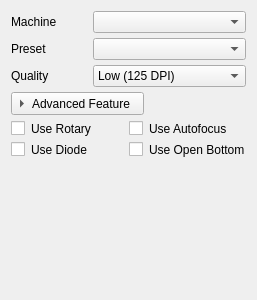
Qt form src/widgets/panels/doc-panel.ui (flux3dp/swiftray) before a commit.
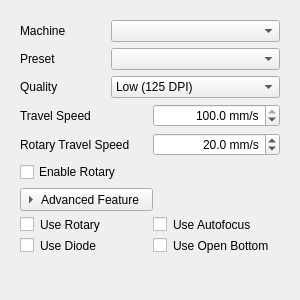
The same form after that commit. Custom widgets are drawn as their Qt base class.

Commit message: Feature/add rotary function (#351)

```diff
--- a/src/widgets/panels/doc-panel.ui
+++ b/src/widgets/panels/doc-panel.ui
@@ -6,14 +6,26 @@
    <rect>
     <x>0</x>
     <y>0</y>
-    <width>257</width>
+    <width>300</width>
     <height>300</height>
    </rect>
   </property>
+  <property name="sizePolicy">
+   <sizepolicy hsizetype="Preferred" vsizetype="Preferred">
+    <horstretch>0</horstretch>
+    <verstretch>0</verstretch>
+   </sizepolicy>
+  </property>
+  <property name="minimumSize">
+   <size>
+    <width>300</width>
+    <height>0</height>
+   </size>
+  </property>
   <property name="maximumSize">
    <size>
     <width>16777215</width>
-    <height>300</height>
+    <height>16777215</height>
    </size>
   </property>
   <property name="windowTitle">
@@ -21,29 +33,29 @@
   </property>
   <layout class="QVBoxLayout" name="verticalLayout_3">
    <item>
-    <widget class="QFrame" name="frame">
+    <widget class="QScrollArea" name="scrollArea">
+     <property name="sizePolicy">
+      <sizepolicy hsizetype="Preferred" vsizetype="Preferred">
+       <horstretch>0</horstretch>
+       <verstretch>0</verstretch>
+      </sizepolicy>
+     </property>
      <property name="frameShape">
       <enum>QFrame::NoFrame</enum>
      </property>
-     <property name="frameShadow">
-      <enum>QFrame::Raised</enum>
+     <property name="widgetResizable">
+      <bool>true</bool>
      </property>
-     <layout class="QVBoxLayout" name="verticalLayout_4">
-      <property name="spacing">
-       <number>5</number>
+     <widget class="QWidget" name="scrollAreaWidgetContents">
+      <property name="geometry">
+       <rect>
+        <x>0</x>
+        <y>0</y>
+        <width>261</width>
+        <height>345</height>
+       </rect>
       </property>
-      <property name="leftMargin">
-       <number>0</number>
-      </property>
-      <property name="topMargin">
-       <number>0</number>
-      </property>
-      <property name="rightMargin">
-       <number>0</number>
-      </property>
-      <property name="bottomMargin">
-       <number>0</number>
-      </property>
+      <layout class="QVBoxLayout" name="verticalLayout_5">
       <item>
        <layout class="QHBoxLayout" name="horizontalLayout">
         <item>
@@ -151,6 +163,73 @@
         </item>
        </layout>
       </item>
+       <item>
+        <layout class="QHBoxLayout" name="horizontalLayout_6">
+         <item>
+          <widget class="QLabel" name="label_4">
+           <property name="text">
+            <string>Travel Speed</string>
+           </property>
+          </widget>
+         </item>
+         <item>
+          <widget class="QDoubleSpinBox" name="speedSpinBox">
+           <property name="alignment">
+            <set>Qt::AlignRight|Qt::AlignTrailing|Qt::AlignVCenter</set>
+           </property>
+           <property name="suffix">
+            <string> mm/s</string>
+           </property>
+           <property name="decimals">
+            <number>1</number>
+           </property>
+           <property name="singleStep">
+            <double>0.100000000000000</double>
+           </property>
+           <property name="value">
+            <double>100.000000000000000</double>
+           </property>
+          </widget>
+         </item>
+        </layout>
+       </item>
+       <item>
+        <layout class="QHBoxLayout" name="horizontalLayout_7">
+         <item>
+          <widget class="QLabel" name="label_5">
+           <property name="text">
+            <string>Rotary Travel Speed</string>
+           </property>
+          </widget>
+         </item>
+         <item>
+          <widget class="QDoubleSpinBox" name="rotarySpinBox">
+           <property name="alignment">
+            <set>Qt::AlignRight|Qt::AlignTrailing|Qt::AlignVCenter</set>
+           </property>
+           <property name="suffix">
+            <string> mm/s</string>
+           </property>
+           <property name="decimals">
+            <number>1</number>
+           </property>
+           <property name="singleStep">
+            <double>0.100000000000000</double>
+           </property>
+           <property name="value">
+            <double>20.000000000000000</double>
+           </property>
+          </widget>
+         </item>
+        </layout>
+       </item>
+       <item>
+        <widget class="QCheckBox" name="rotaryCheckBox">
+         <property name="text">
+          <string>Enable Rotary</string>
+         </property>
+        </widget>
+       </item>
       <item>
        <layout class="QHBoxLayout" name="horizontalLayout_4">
         <item>
@@ -184,9 +263,6 @@
         </item>
        </layout>
       </item>
-     </layout>
-    </widget>
-   </item>
    <item>
     <widget class="QFrame" name="fluxFeatures">
      <property name="styleSheet">
@@ -262,6 +338,10 @@
       </size>
      </property>
     </spacer>
+       </item>
+      </layout>
+     </widget>
+    </widget>
    </item>
   </layout>
  </widget>
```
Lines whose indentation alone changed are shown as unchanged. The commit also changes 127 other files.
